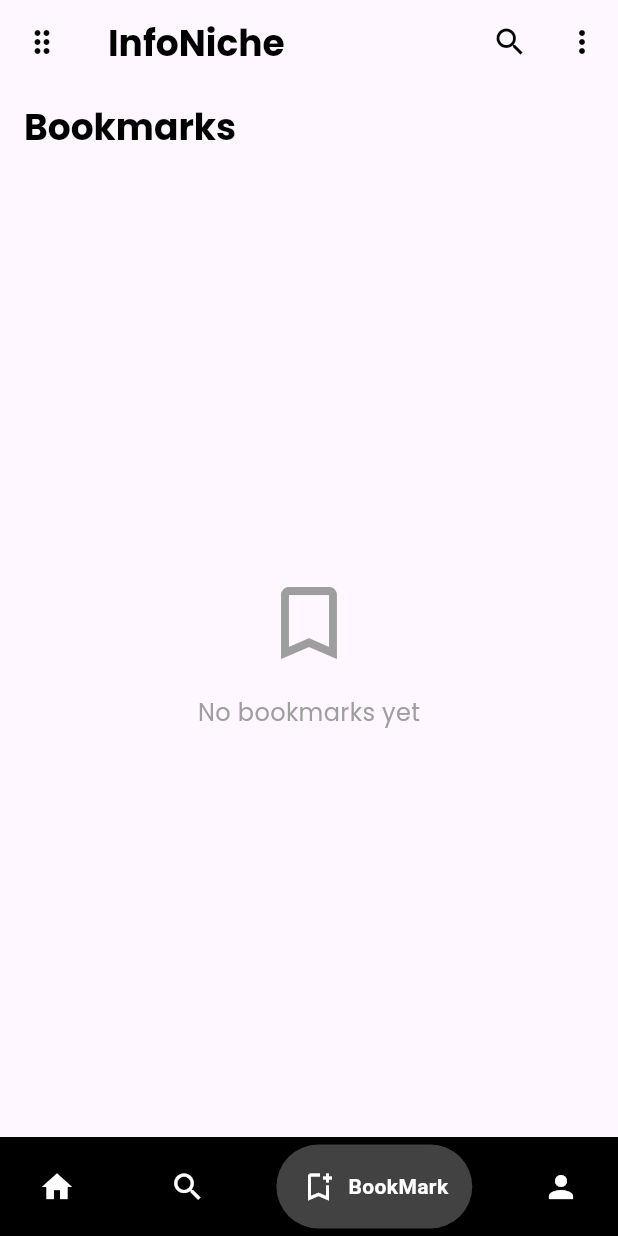
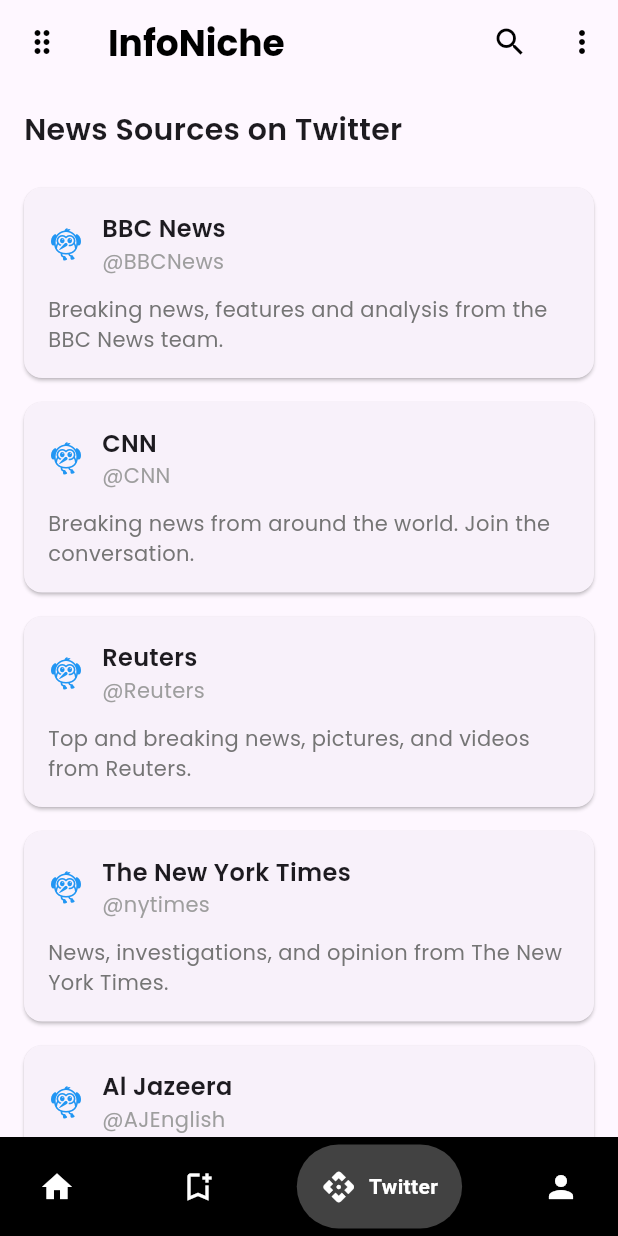
Before and after one commit to rajvardhant/InfoNiche, a Flutter app: the screen it shows after launch, item 3 of the bottom bar chosen, on a phone screen of 412 x 824 dp. Run offline on Flutter 3.47's test engine with Material 3 defaults, Android fonts, the phone set to English and light mode, and no system bars; drawn by our look-alikes of google_nav_bar; our stand-ins replace cached_network_image, flutter_rating_bar, flutter_spinkit, get, get_storage, google_fonts and 3 more; network calls fail.

Commit message:
Adding twitter in navbar

```diff
--- a/lib/view/home_screen.dart
+++ b/lib/view/home_screen.dart
@@ -15,6 +15,7 @@ import 'package:news_app/view/news_detail_screen.dart';
 import 'package:news_app/view/profile_screen.dart';
 import 'package:news_app/view/quiz_screen.dart';
 import 'package:news_app/view/search_screen.dart';
+import 'package:news_app/view/twitter_feed_screen.dart';
 import 'package:news_app/view_model/news_view_model.dart';
 import '../model/categories_new_model.dart';
 import '../model/news_channel_headlines_modle.dart';
@@ -45,8 +46,8 @@ class _HomeScreenState extends State<HomeScreen> {
     super.initState();
     _pages = [
       const HomeContent(),
-      const SearchScreen(),
       const BookmarkScreen(),
+      const TwitterFeedScreen(),
       const ProfileScreen(),
     ];
   }
@@ -158,12 +159,12 @@ class _HomeScreenState extends State<HomeScreen> {
                 text: 'Home',
               ),
               GButton(
-                icon: Icons.search,
-                text: 'Search',
+                icon: Icons.bookmark_add_outlined,
+                text: 'BookMark',
               ),
               GButton(
-                icon: Icons.bookmark_add_outlined,
-                text: 'BookMark',
+                icon: Icons.api_rounded,
+                text: 'Twitter',
               ),
               GButton(
                 icon: Icons.person,
--- /dev/null
+++ b/lib/view/twitter_feed_screen.dart
@@ -0,0 +1,138 @@
+import 'package:flutter/material.dart';
+import 'package:get/get.dart';
+import 'package:google_fonts/google_fonts.dart';
+import 'package:url_launcher/url_launcher.dart';
+
+class TwitterFeedScreen extends StatelessWidget {
+  const TwitterFeedScreen({Key? key}) : super(key: key);
+
+  Future<void> _launchTwitterProfile(String handle) async {
+    final Uri url = Uri.parse('https://twitter.com/$handle');
+    if (await canLaunchUrl(url)) {
+      await launchUrl(url, mode: LaunchMode.externalApplication);
+    } else {
+      Get.snackbar(
+        'Error',
+        'Could not open Twitter profile',
+        snackPosition: SnackPosition.BOTTOM,
+      );
+    }
+  }
+
+  Widget _buildNewsSourceCard(BuildContext context, String name, String handle, String description) {
+    final isDark = Theme.of(context).brightness == Brightness.dark;
+
+    return Card(
+      margin: const EdgeInsets.symmetric(horizontal: 16, vertical: 8),
+      shape: RoundedRectangleBorder(
+        borderRadius: BorderRadius.circular(12),
+      ),
+      child: InkWell(
+        onTap: () => _launchTwitterProfile(handle),
+        child: Padding(
+          padding: const EdgeInsets.all(16),
+          child: Column(
+            crossAxisAlignment: CrossAxisAlignment.start,
+            children: [
+              Row(
+                children: [
+                  Icon(Icons.flutter_dash,
+                    color: isDark ? Colors.white : Colors.blue,
+                    size: 24,
+                  ),
+                  const SizedBox(width: 12),
+                  Column(
+                    crossAxisAlignment: CrossAxisAlignment.start,
+                    children: [
+                      Text(
+                        name,
+                        style: GoogleFonts.poppins(
+                          fontSize: 16,
+                          fontWeight: FontWeight.w600,
+                        ),
+                      ),
+                      Text(
+                        '@$handle',
+                        style: GoogleFonts.poppins(
+                          fontSize: 14,
+                          color: Colors.grey,
+                        ),
+                      ),
+                    ],
+                  ),
+                ],
+              ),
+              const SizedBox(height: 12),
+              Text(
+                description,
+                style: GoogleFonts.poppins(
+                  fontSize: 14,
+                  color: isDark ? Colors.grey[300] : Colors.grey[600],
+                ),
+              ),
+            ],
+          ),
+        ),
+      ),
+    );
+  }
+
+  @override
+  Widget build(BuildContext context) {
+    return Scaffold(
+      body: SingleChildScrollView(
+        child: Column(
+          crossAxisAlignment: CrossAxisAlignment.start,
+          children: [
+            Padding(
+              padding: const EdgeInsets.all(16),
+              child: Text(
+                'News Sources on Twitter',
+                style: GoogleFonts.poppins(
+                  fontSize: 20,
+                  fontWeight: FontWeight.w600,
+                ),
+              ),
+            ),
+            _buildNewsSourceCard(
+              context,
+              'BBC News',
+              'BBCNews',
+              'Breaking news, features and analysis from the BBC News team.',
+            ),
+            _buildNewsSourceCard(
+              context,
+              'CNN',
+              'CNN',
+              'Breaking news from around the world. Join the conversation.',
+            ),
+            _buildNewsSourceCard(
+              context,
+              'Reuters',
+              'Reuters',
+              'Top and breaking news, pictures, and videos from Reuters.',
+            ),
+            _buildNewsSourceCard(
+              context,
+              'The New York Times',
+              'nytimes',
+              'News, investigations, and opinion from The New York Times.',
+            ),
+            _buildNewsSourceCard(
+              context,
+              'Al Jazeera',
+              'AJEnglish',
+              'Breaking news, live coverage and documentaries from around the world.',
+            ),
+            _buildNewsSourceCard(
+              context,
+              'Bloomberg',
+              'business',
+              'The first word in business news. Breaking news on the economy, markets, and technology.',
+            ),
+          ],
+        ),
+      ),
+    );
+  }
+}
```
